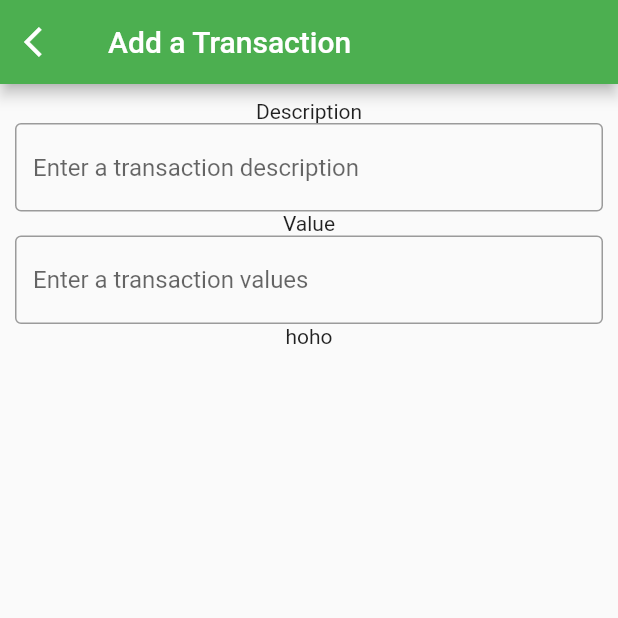
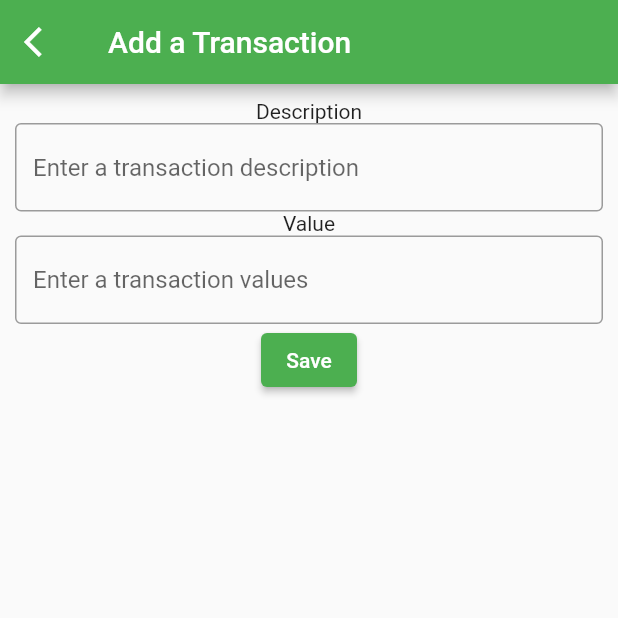
Before and after one commit to arifinreinaldo/SpendingTracker, a Flutter app: the screen it shows after launch, after a tap on the "monetization on" icon, on a phone screen of 412 x 824 dp, the top half of it. Run offline on Flutter 3.47's test engine with Material 2 defaults, Android fonts, the light colour scheme and no system bars.

Commit message:
add ui save

```diff
--- a/lib/home/home.dart
+++ b/lib/home/home.dart
@@ -6,18 +6,7 @@ class MyHomePage extends StatelessWidget {
   Widget build(BuildContext context) {
     return Scaffold(
       appBar: AppBar(
-        leading: IconButton(
-          icon: Icon(
-            Icons.menu,
-          ),
-        ),
         title: Text("Spending Tracker"),
-        actions: <Widget>[
-          IconButton(
-              icon: Icon(
-            Icons.search,
-          ))
-        ],
       ),
       body: Column(
         children: <Widget>[
--- a/lib/main.dart
+++ b/lib/main.dart
@@ -11,7 +11,7 @@ class MyApp extends StatelessWidget {
   @override
   Widget build(BuildContext context) {
     return MaterialApp(
-      title: 'Flutter Demo',
+      title: 'Spending Tracker',
       theme: ThemeData(
         // This is the theme of your application.
         //
--- a/lib/transaction/transaction.dart
+++ b/lib/transaction/transaction.dart
@@ -1,5 +1,6 @@
 import 'package:flutter/cupertino.dart';
 import 'package:flutter/material.dart';
+import 'package:flutter/services.dart';
 
 class TransactionPage extends StatelessWidget {
   @override
@@ -41,13 +42,19 @@ class TransactionState extends State<TransactionForm> {
             ),
             Text("Value"),
             TextField(
+              inputFormatters: [FilteringTextInputFormatter.digitsOnly],
               decoration: InputDecoration(
                   border: OutlineInputBorder(),
                   hintText: 'Enter a transaction values'),
             ),
             Align(
-              child: Text("hoho"),
               alignment: Alignment.bottomCenter,
+              child: ElevatedButton(
+                onPressed: () {
+                  Navigator.pop(context);
+                },
+                child: Text("Save"),
+              ),
             )
           ],
         ),
```
Also changed, not shown: 1 other file.
